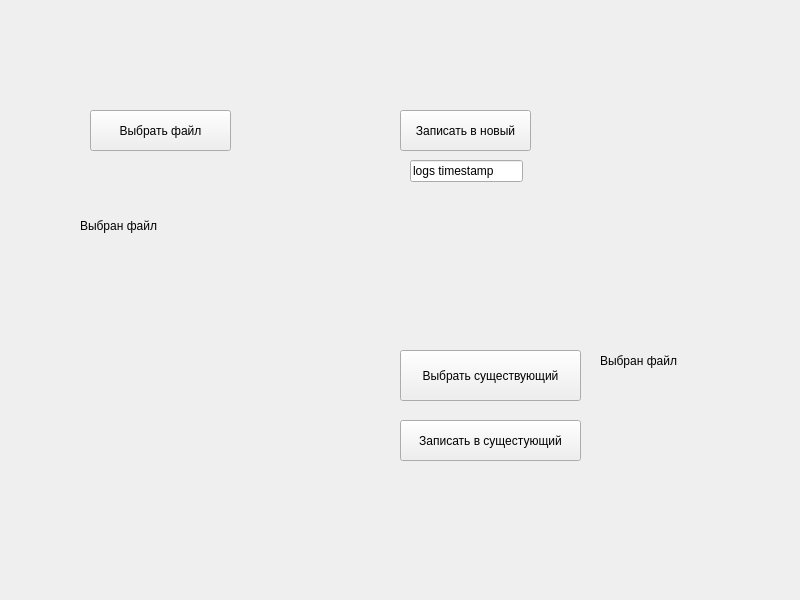
This is gui.ui in Piskanaft/logs-automation as Qt 5 draws it before an edit. The edited form follows.
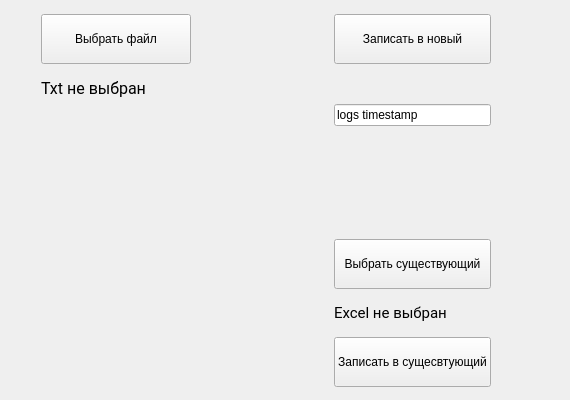
This is the edited form. Icons and pictures are not drawn.

Commit message: doneticks, text, timestamp, layout

Diff of the .ui file:
```diff
--- a/gui.ui
+++ b/gui.ui
@@ -6,105 +6,320 @@
    <rect>
     <x>0</x>
     <y>0</y>
-    <width>800</width>
-    <height>600</height>
+    <width>570</width>
+    <height>400</height>
    </rect>
   </property>
   <property name="windowTitle">
    <string>MainWindow</string>
   </property>
+  <property name="tabShape">
+   <enum>QTabWidget::Rounded</enum>
+  </property>
   <widget class="QWidget" name="centralwidget">
-   <widget class="QPushButton" name="select_txt_btn">
-    <property name="geometry">
-     <rect>
-      <x>90</x>
-      <y>110</y>
-      <width>141</width>
-      <height>41</height>
-     </rect>
+   <layout class="QGridLayout" name="gridLayout_2">
+    <property name="topMargin">
+     <number>10</number>
     </property>
-    <property name="text">
-     <string>Выбрать файл</string>
-    </property>
-   </widget>
-   <widget class="QLabel" name="selected_txt_lbl">
-    <property name="geometry">
-     <rect>
-      <x>80</x>
-      <y>210</y>
-      <width>361</width>
-      <height>31</height>
-     </rect>
-    </property>
-    <property name="text">
-     <string>Выбран файл</string>
-    </property>
-   </widget>
-   <widget class="QPushButton" name="write_new_btn">
-    <property name="geometry">
-     <rect>
-      <x>400</x>
-      <y>110</y>
-      <width>131</width>
-      <height>41</height>
-     </rect>
-    </property>
-    <property name="text">
-     <string>Записать в новый</string>
-    </property>
-   </widget>
-   <widget class="QLineEdit" name="file_name_lineEdit">
-    <property name="geometry">
-     <rect>
-      <x>410</x>
-      <y>160</y>
-      <width>113</width>
-      <height>22</height>
-     </rect>
-    </property>
-    <property name="text">
-     <string>logs timestamp</string>
-    </property>
-   </widget>
-   <widget class="QPushButton" name="select_existing_excel_btn">
-    <property name="geometry">
-     <rect>
-      <x>400</x>
-      <y>350</y>
-      <width>181</width>
-      <height>51</height>
-     </rect>
-    </property>
-    <property name="text">
-     <string>Выбрать существующий</string>
-    </property>
-   </widget>
-   <widget class="QPushButton" name="write_existing_btn">
-    <property name="geometry">
-     <rect>
-      <x>400</x>
-      <y>420</y>
-      <width>181</width>
-      <height>41</height>
-     </rect>
-    </property>
-    <property name="text">
-     <string>Записать в сущестующий</string>
-    </property>
-   </widget>
-   <widget class="QLabel" name="selected_xlsx_lbl">
-    <property name="geometry">
-     <rect>
-      <x>600</x>
-      <y>340</y>
-      <width>181</width>
-      <height>41</height>
-     </rect>
-    </property>
-    <property name="text">
-     <string>Выбран файл</string>
-    </property>
-   </widget>
+    <item row="0" column="0">
+     <layout class="QGridLayout" name="gridLayout">
+      <property name="leftMargin">
+       <number>32</number>
+      </property>
+      <property name="topMargin">
+       <number>4</number>
+      </property>
+      <property name="rightMargin">
+       <number>4</number>
+      </property>
+      <property name="bottomMargin">
+       <number>4</number>
+      </property>
+      <property name="verticalSpacing">
+       <number>15</number>
+      </property>
+      <item row="5" column="2">
+       <widget class="QPushButton" name="write_existing_btn">
+        <property name="minimumSize">
+         <size>
+          <width>0</width>
+          <height>50</height>
+         </size>
+        </property>
+        <property name="text">
+         <string>Записать в сущесвтующий</string>
+        </property>
+       </widget>
+      </item>
+      <item row="3" column="2">
+       <widget class="QPushButton" name="select_existing_excel_btn">
+        <property name="sizePolicy">
+         <sizepolicy hsizetype="Minimum" vsizetype="Minimum">
+          <horstretch>0</horstretch>
+          <verstretch>0</verstretch>
+         </sizepolicy>
+        </property>
+        <property name="minimumSize">
+         <size>
+          <width>0</width>
+          <height>50</height>
+         </size>
+        </property>
+        <property name="text">
+         <string>Выбрать существующий</string>
+        </property>
+       </widget>
+      </item>
+      <item row="5" column="3">
+       <widget class="QLabel" name="existing_done_tick">
+        <property name="enabled">
+         <bool>true</bool>
+        </property>
+        <property name="sizePolicy">
+         <sizepolicy hsizetype="Expanding" vsizetype="Preferred">
+          <horstretch>1</horstretch>
+          <verstretch>1</verstretch>
+         </sizepolicy>
+        </property>
+        <property name="minimumSize">
+         <size>
+          <width>0</width>
+          <height>0</height>
+         </size>
+        </property>
+        <property name="maximumSize">
+         <size>
+          <width>50</width>
+          <height>50</height>
+         </size>
+        </property>
+        <property name="sizeIncrement">
+         <size>
+          <width>1</width>
+          <height>1</height>
+         </size>
+        </property>
+        <property name="baseSize">
+         <size>
+          <width>0</width>
+          <height>0</height>
+         </size>
+        </property>
+        <property name="text">
+         <string/>
+        </property>
+        <property name="pixmap">
+         <pixmap>../../../icons/icons/tick.png</pixmap>
+        </property>
+        <property name="scaledContents">
+         <bool>true</bool>
+        </property>
+       </widget>
+      </item>
+      <item row="1" column="2">
+       <widget class="QLineEdit" name="file_name_lineEdit">
+        <property name="sizePolicy">
+         <sizepolicy hsizetype="Preferred" vsizetype="Fixed">
+          <horstretch>0</horstretch>
+          <verstretch>0</verstretch>
+         </sizepolicy>
+        </property>
+        <property name="text">
+         <string>logs timestamp</string>
+        </property>
+       </widget>
+      </item>
+      <item row="0" column="3">
+       <widget class="QLabel" name="new_done_tick">
+        <property name="enabled">
+         <bool>true</bool>
+        </property>
+        <property name="sizePolicy">
+         <sizepolicy hsizetype="Preferred" vsizetype="Preferred">
+          <horstretch>1</horstretch>
+          <verstretch>1</verstretch>
+         </sizepolicy>
+        </property>
+        <property name="minimumSize">
+         <size>
+          <width>0</width>
+          <height>0</height>
+         </size>
+        </property>
+        <property name="maximumSize">
+         <size>
+          <width>50</width>
+          <height>50</height>
+         </size>
+        </property>
+        <property name="sizeIncrement">
+         <size>
+          <width>1</width>
+          <height>1</height>
+         </size>
+        </property>
+        <property name="baseSize">
+         <size>
+          <width>1</width>
+          <height>1</height>
+         </size>
+        </property>
+        <property name="lineWidth">
+         <number>0</number>
+        </property>
+        <property name="text">
+         <string/>
+        </property>
+        <property name="pixmap">
+         <pixmap>../../../icons/icons/tick.png</pixmap>
+        </property>
+        <property name="scaledContents">
+         <bool>true</bool>
+        </property>
+       </widget>
+      </item>
+      <item row="0" column="2">
+       <widget class="QPushButton" name="write_new_btn">
+        <property name="sizePolicy">
+         <sizepolicy hsizetype="Preferred" vsizetype="Preferred">
+          <horstretch>0</horstretch>
+          <verstretch>0</verstretch>
+         </sizepolicy>
+        </property>
+        <property name="minimumSize">
+         <size>
+          <width>0</width>
+          <height>50</height>
+         </size>
+        </property>
+        <property name="text">
+         <string>Записать в новый</string>
+        </property>
+       </widget>
+      </item>
+      <item row="0" column="0">
+       <widget class="QPushButton" name="select_txt_btn">
+        <property name="sizePolicy">
+         <sizepolicy hsizetype="Preferred" vsizetype="Preferred">
+          <horstretch>0</horstretch>
+          <verstretch>0</verstretch>
+         </sizepolicy>
+        </property>
+        <property name="minimumSize">
+         <size>
+          <width>150</width>
+          <height>50</height>
+         </size>
+        </property>
+        <property name="text">
+         <string>Выбрать файл</string>
+        </property>
+       </widget>
+      </item>
+      <item row="1" column="3">
+       <spacer name="horizontalSpacer">
+        <property name="orientation">
+         <enum>Qt::Horizontal</enum>
+        </property>
+        <property name="sizeType">
+         <enum>QSizePolicy::Fixed</enum>
+        </property>
+        <property name="sizeHint" stdset="0">
+         <size>
+          <width>60</width>
+          <height>20</height>
+         </size>
+        </property>
+       </spacer>
+      </item>
+      <item row="2" column="2">
+       <spacer name="verticalSpacer">
+        <property name="orientation">
+         <enum>Qt::Vertical</enum>
+        </property>
+        <property name="sizeType">
+         <enum>QSizePolicy::MinimumExpanding</enum>
+        </property>
+        <property name="sizeHint" stdset="0">
+         <size>
+          <width>20</width>
+          <height>40</height>
+         </size>
+        </property>
+       </spacer>
+      </item>
+      <item row="4" column="2">
+       <widget class="QLabel" name="selected_xlsx_lbl">
+        <property name="sizePolicy">
+         <sizepolicy hsizetype="Preferred" vsizetype="Preferred">
+          <horstretch>0</horstretch>
+          <verstretch>0</verstretch>
+         </sizepolicy>
+        </property>
+        <property name="font">
+         <font>
+          <family>Roboto</family>
+          <pointsize>11</pointsize>
+         </font>
+        </property>
+        <property name="text">
+         <string>Excel не выбран</string>
+        </property>
+        <property name="alignment">
+         <set>Qt::AlignLeading|Qt::AlignLeft|Qt::AlignTop</set>
+        </property>
+       </widget>
+      </item>
+      <item row="0" column="1">
+       <spacer name="horizontalSpacer_2">
+        <property name="orientation">
+         <enum>Qt::Horizontal</enum>
+        </property>
+        <property name="sizeHint" stdset="0">
+         <size>
+          <width>40</width>
+          <height>20</height>
+         </size>
+        </property>
+       </spacer>
+      </item>
+      <item row="1" column="0">
+       <widget class="QLabel" name="selected_txt_lbl">
+        <property name="sizePolicy">
+         <sizepolicy hsizetype="Preferred" vsizetype="Expanding">
+          <horstretch>0</horstretch>
+          <verstretch>0</verstretch>
+         </sizepolicy>
+        </property>
+        <property name="sizeIncrement">
+         <size>
+          <width>0</width>
+          <height>0</height>
+         </size>
+        </property>
+        <property name="font">
+         <font>
+          <family>Roboto</family>
+          <pointsize>12</pointsize>
+         </font>
+        </property>
+        <property name="acceptDrops">
+         <bool>true</bool>
+        </property>
+        <property name="text">
+         <string>Txt не выбран</string>
+        </property>
+        <property name="alignment">
+         <set>Qt::AlignLeading|Qt::AlignLeft|Qt::AlignTop</set>
+        </property>
+        <property name="wordWrap">
+         <bool>true</bool>
+        </property>
+       </widget>
+      </item>
+     </layout>
+    </item>
+   </layout>
   </widget>
  </widget>
  <resources/>
```
Left out of the diff: 6 changed lines with no effect on the pictures. The commit also changes 4 other files.
